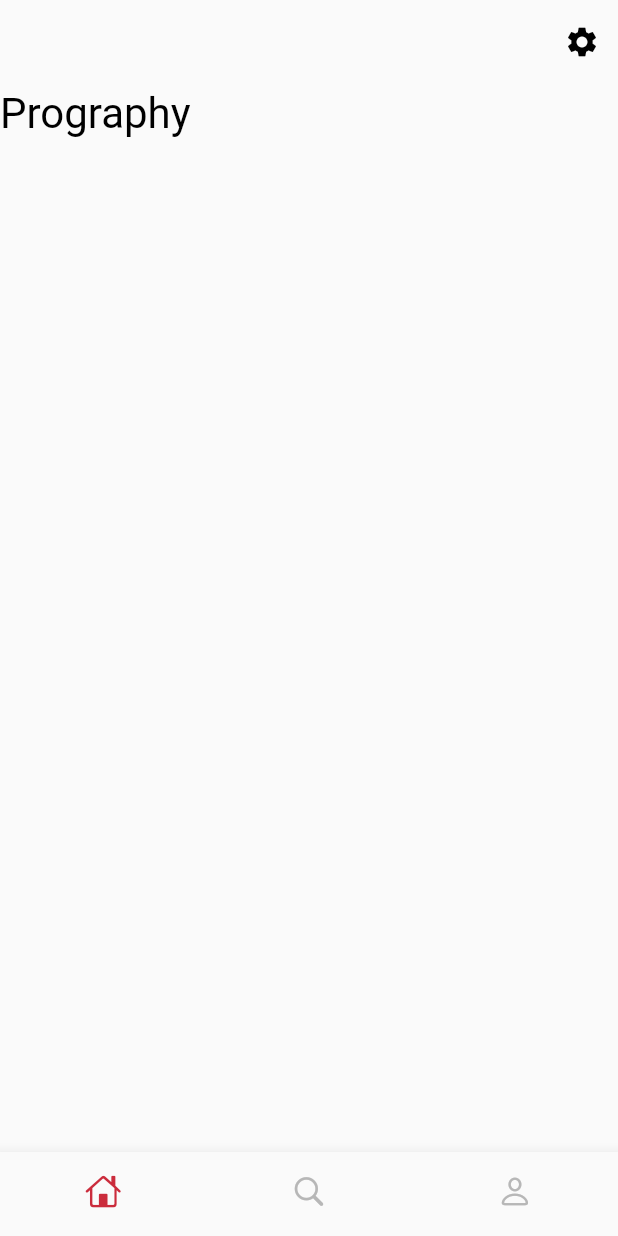
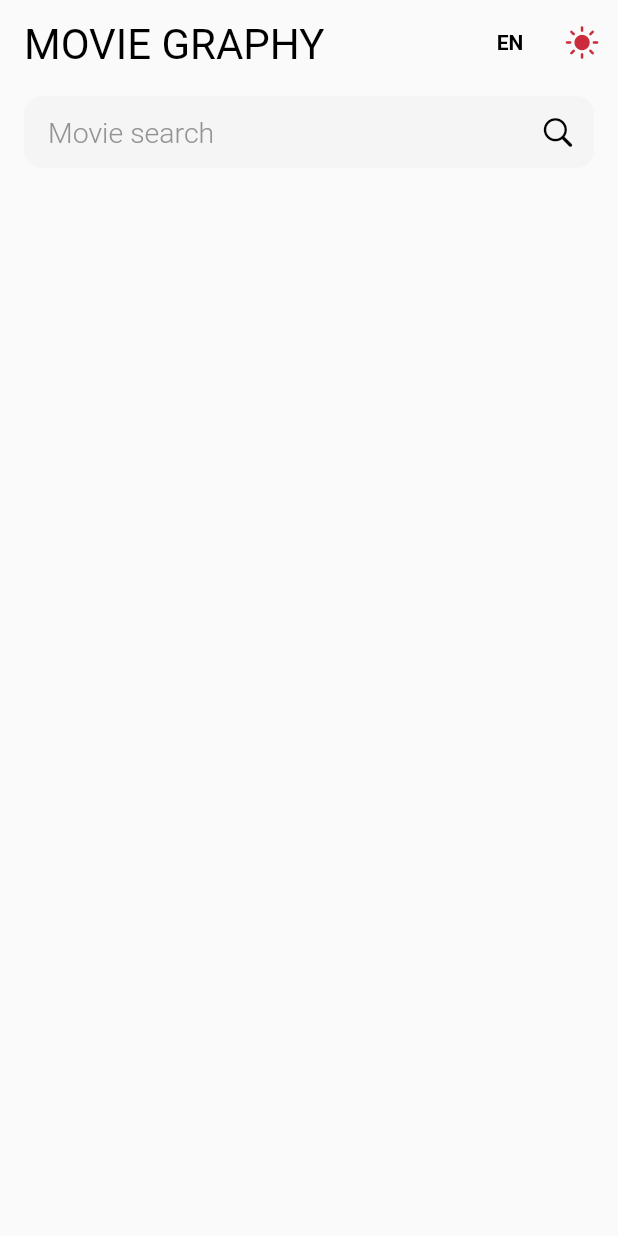
Before and after one commit to nero-angela/moviegraphy, a Flutter app: the screen it shows after launch, on a phone screen of 412 x 824 dp. Run offline on Flutter 3.47's test engine with Material 2 defaults, Android fonts, the phone set to English and light mode, and no system bars; our stand-ins replace dio, freezed_annotation; generated files the repository leaves out were written again; Roboto replaces fonts that are missing (MaruBuri).

Commit message:
Add TextForm.

```diff
--- a/lib/domain/enum/lang.dart
+++ b/lib/domain/enum/lang.dart
@@ -1,5 +1,3 @@
-import 'package:prography/view/lang/generated/l10n.dart';
-
 enum Lang {
   ko('ko'),
   en('en');
@@ -7,14 +5,4 @@ enum Lang {
   const Lang(this.locale);
 
   final String locale;
-
-  @override
-  String toString() {
-    switch (this) {
-      case Lang.ko:
-        return S.current.ko;
-      case Lang.en:
-        return S.current.en;
-    }
-  }
 }
--- a/lib/service/theme_service.dart
+++ b/lib/service/theme_service.dart
@@ -62,7 +62,6 @@ class ThemeService with ChangeNotifier {
 
       /// AppBar
       appBarTheme: AppBarTheme(
-        titleSpacing: 0,
         backgroundColor: theme.color.surface,
         elevation: 0,
         centerTitle: false,
--- a/lib/view/lang/l10n/intl_en.arb
+++ b/lib/view/lang/l10n/intl_en.arb
@@ -1,13 +1,13 @@
 {
   "@@locale": "en",
-  "prography": "Prography",
+  "prography": "MOVIE GRAPHY",
   "language": "Language",
-  "ko": "Korean",
-  "en": "English",
+  "ko": "KO",
+  "en": "EN",
   "theme": "Theme",
   "lightTheme": "Light",
   "darkTheme": "Dark",
   "feed": "Feed",
-  "search": "Search",
+  "searchMovieHint": "Movie search",
   "my": "My"
 }
--- a/lib/view/lang/l10n/intl_ko.arb
+++ b/lib/view/lang/l10n/intl_ko.arb
@@ -1,13 +1,13 @@
 {
   "@@locale": "ko",
-  "prography": "프로그라피",
+  "prography": "무비그라피",
   "language": "언어",
-  "ko": "한국어",
-  "en": "영어",
+  "ko": "한글",
+  "en": "영문",
   "theme": "테마",
   "lightTheme": "라이트",
   "darkTheme": "다크",
   "feed": "피드",
-  "search": "검색",
+  "searchMovieHint": "영화 검색",
   "my": "마이"
 }
--- /dev/null
+++ b/lib/view/page/home/component/text_form.dart
@@ -0,0 +1,104 @@
+import 'package:flutter/cupertino.dart';
+import 'package:flutter/material.dart';
+import 'package:prography/service/theme_service.dart';
+
+class TextForm extends StatefulWidget {
+  const TextForm({
+    super.key,
+    this.hint,
+    this.controller,
+    this.onChanged,
+    this.onSubmitted,
+    this.onClear,
+    this.suffix,
+  });
+
+  final String? hint;
+  final Widget? suffix;
+  final TextEditingController? controller;
+  final void Function(String text)? onChanged;
+  final void Function(String text)? onSubmitted;
+  final void Function()? onClear;
+
+  @override
+  State<TextForm> createState() => _TextFormState();
+}
+
+class _TextFormState extends State<TextForm> {
+  late final TextEditingController controller =
+      widget.controller ?? TextEditingController();
+
+  @override
+  Widget build(BuildContext context) {
+    return TextField(
+      controller: controller,
+
+      /// 텍스트 변경시
+      onChanged: (value) {
+        setState(() {});
+        widget.onChanged?.call(value);
+      },
+
+      /// 엔터 누를 때
+      onSubmitted: widget.onSubmitted,
+
+      /// 텍스트 스타일
+      style: context.font.headline5.copyWith(
+        color: context.color.text,
+      ),
+
+      /// 커서 색상
+      cursorColor: context.color.primary,
+      decoration: InputDecoration(
+        border: OutlineInputBorder(
+          /// 테두리 삭제
+          borderSide: const BorderSide(
+            width: 0,
+            style: BorderStyle.none,
+          ),
+
+          /// 테두리 둥글게
+          borderRadius: BorderRadius.circular(12),
+        ),
+
+        /// 배경 색상
+        filled: true,
+        fillColor: context.color.hintContainer,
+
+        /// 힌트 스타일
+        hintStyle: context.font.headline5.copyWith(
+          fontWeight: context.font.light,
+          color: context.color.onHintContainer,
+        ),
+        hintText: widget.hint,
+
+        /// padding
+        contentPadding: const EdgeInsets.symmetric(
+          vertical: 11.5,
+          horizontal: 16,
+        ),
+
+        /// 삭제 버튼
+        suffixIcon: Row(
+          mainAxisSize: MainAxisSize.min,
+          children: [
+            if (controller.text.isNotEmpty)
+              IconButton(
+                icon: Icon(
+                  CupertinoIcons.xmark_circle,
+                  color: context.color.text,
+                ),
+                onPressed: () {
+                  setState(() {
+                    controller.clear();
+                    widget.onClear?.call();
+                  });
+                },
+              ),
+            if (widget.suffix != null) widget.suffix!
+          ],
+        ),
+      ),
+    );
+  }
+}
--- a/lib/view/page/home/home_page.dart
+++ b/lib/view/page/home/home_page.dart
@@ -4,7 +4,7 @@ import 'package:flutter/services.dart';
 import 'package:prography/service/theme_service.dart';
 import 'package:prography/view/component/base_view.dart';
 import 'package:prography/view/lang/generated/l10n.dart';
-import 'package:prography/view/page/home/component/setting_bottom_sheet.dart';
+import 'package:prography/view/page/home/component/text_form.dart';
 import 'package:prography/view/page/home/home_page_model.dart';
 import 'package:provider/provider.dart';
 
@@ -20,53 +20,62 @@ class HomePage extends StatelessWidget {
       builder: (context, viewModel) {
         return Scaffold(
           appBar: AppBar(
+            title: Text(
+              S.current.prography,
+              style: context.font.headline1,
+            ),
             systemOverlayStyle: SystemUiOverlayStyle(
               statusBarBrightness: context.theme.brightness,
               statusBarIconBrightness: context.theme.brightness,
             ),
+
+            /// Search
+            bottom: PreferredSize(
+              preferredSize: const Size.fromHeight(kToolbarHeight),
+              child: Padding(
+                padding: const EdgeInsets.symmetric(horizontal: 16),
+                child: TextForm(
+                  hint: S.current.searchMovieHint,
+                  suffix: IconButton(
+                    onPressed: () {},
+                    icon: Icon(
+                      CupertinoIcons.search,
+                      color: context.color.text,
+                    ),
+                  ),
+                ),
+              ),
+            ),
             actions: [
+              /// Language
               IconButton(
-                onPressed: () {
-                  showModalBottomSheet(
-                    context: context,
-                    builder: (context) => const SettingBottomSheet(),
-                  );
-                },
-                icon: const Icon(Icons.settings),
+                onPressed: context.themeService.toggleLang,
+                icon: Text(
+                  (context.themeService.isKo ? S.current.ko : S.current.en).toUpperCase(),
+                  style: context.font.body1.copyWith(
+                    fontWeight: context.font.bold,
+                  ),
+                ),
+              ),
+
+              /// Theme
+              IconButton(
+                onPressed: context.themeService.toggleTheme,
+                icon: Icon(
+                  context.themeService.isLightTheme
+                      ? CupertinoIcons.sun_max_fill
+                      : CupertinoIcons.moon_fill,
+                  color: context.themeService.isLightTheme
+                      ? context.color.primary
+                      : context.color.secondary,
+                ),
               ),
             ],
           ),
           body: SafeArea(
             child: Column(
-              children: [
-                Text(
-                  S.current.prography,
-                  style: context.font.headline1,
-                ),
-              ],
+              children: const [],
             ),
-          ),
-          bottomNavigationBar: BottomNavigationBar(
-            showSelectedLabels: false,
-            showUnselectedLabels: false,
-            selectedItemColor: context.color.primary,
-            unselectedItemColor: context.color.inactive,
-            backgroundColor: context.color.surface,
-            type: BottomNavigationBarType.fixed,
-            items: [
-              BottomNavigationBarItem(
-                icon: const Icon(CupertinoIcons.home),
-                label: S.current.feed,
-              ),
-              BottomNavigationBarItem(
-                icon: const Icon(CupertinoIcons.search),
-                label: S.current.search,
-              ),
-              BottomNavigationBarItem(
-                icon: const Icon(CupertinoIcons.person),
-                label: S.current.my,
-              ),
-            ],
           ),
         );
       },
```
Also changed, not shown: lib/view/lang/generated/intl/messages_en.dart, lib/view/lang/generated/intl/messages_ko.dart, lib/view/lang/generated/l10n.dart.
